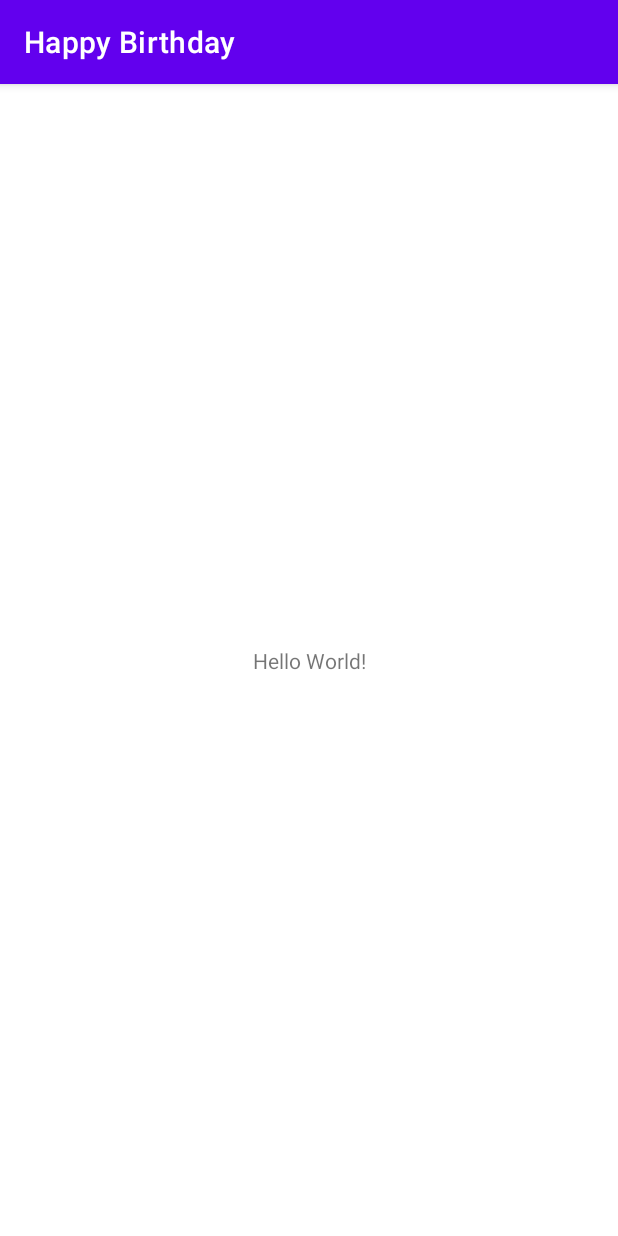
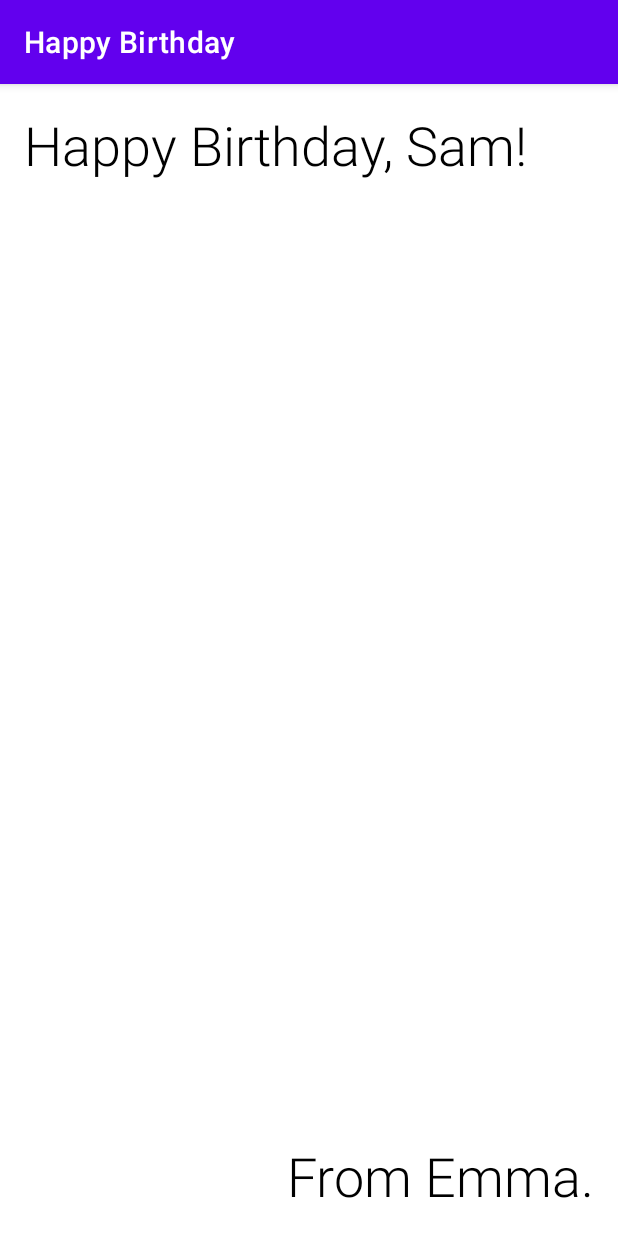
Before and after one commit to goodjack/happy-birthday-app, an Android app: the screen it shows after launch (MainActivity), on a phone screen of 412 x 824 dp. Run offline under Robolectric (Android 15) with nearby library versions, the phone set to English and light mode, and no system bars.

Commit message:
feat: Create a Birthday Card app

```diff
--- a/app/src/main/res/layout/activity_main.xml
+++ b/app/src/main/res/layout/activity_main.xml
@@ -7,12 +7,28 @@
     tools:context=".MainActivity">
 
     <TextView
+        android:id="@+id/textView"
         android:layout_width="wrap_content"
         android:layout_height="wrap_content"
-        android:text="Hello World!"
-        app:layout_constraintBottom_toBottomOf="parent"
-        app:layout_constraintEnd_toEndOf="parent"
+        android:layout_marginStart="16dp"
+        android:layout_marginTop="16dp"
+        android:fontFamily="sans-serif-light"
+        android:text="Happy Birthday, Sam!"
+        android:textColor="@android:color/black"
+        android:textSize="36sp"
         app:layout_constraintStart_toStartOf="parent"
         app:layout_constraintTop_toTopOf="parent" />
 
+    <TextView
+        android:id="@+id/textView2"
+        android:layout_width="wrap_content"
+        android:layout_height="wrap_content"
+        android:layout_marginEnd="16dp"
+        android:layout_marginBottom="16dp"
+        android:fontFamily="sans-serif-light"
+        android:text="From Emma."
+        android:textColor="@android:color/black"
+        android:textSize="36sp"
+        app:layout_constraintBottom_toBottomOf="parent"
+        app:layout_constraintEnd_toEndOf="parent" />
 </androidx.constraintlayout.widget.ConstraintLayout>
```
Also changed, not shown: gradle/wrapper/gradle-wrapper.properties.
